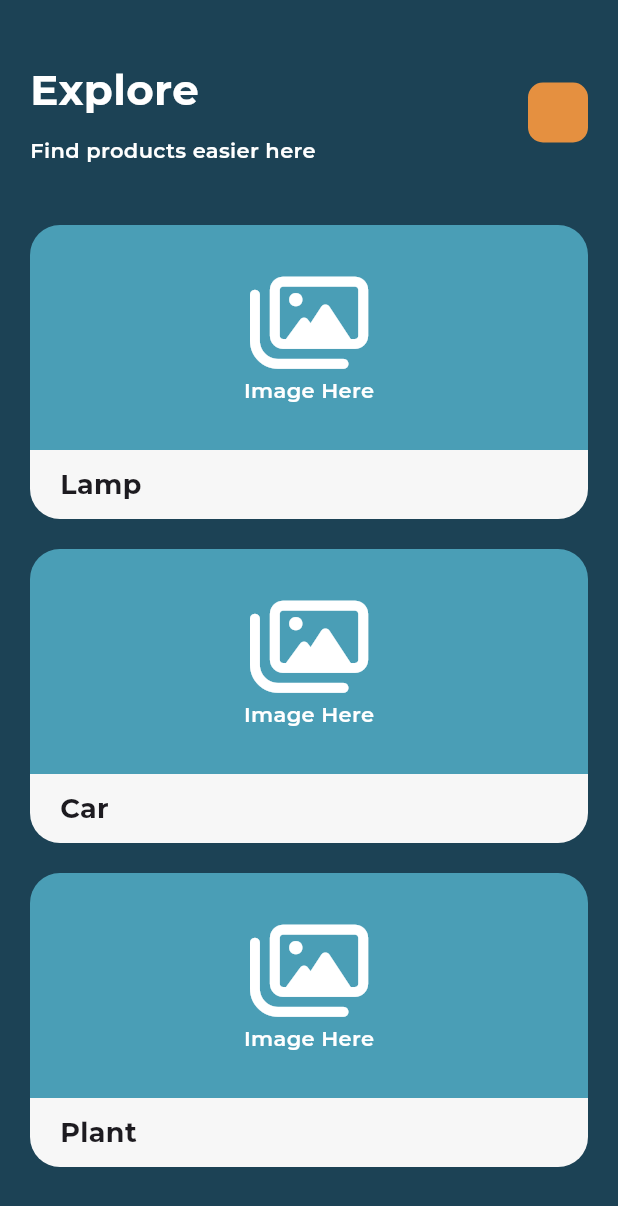
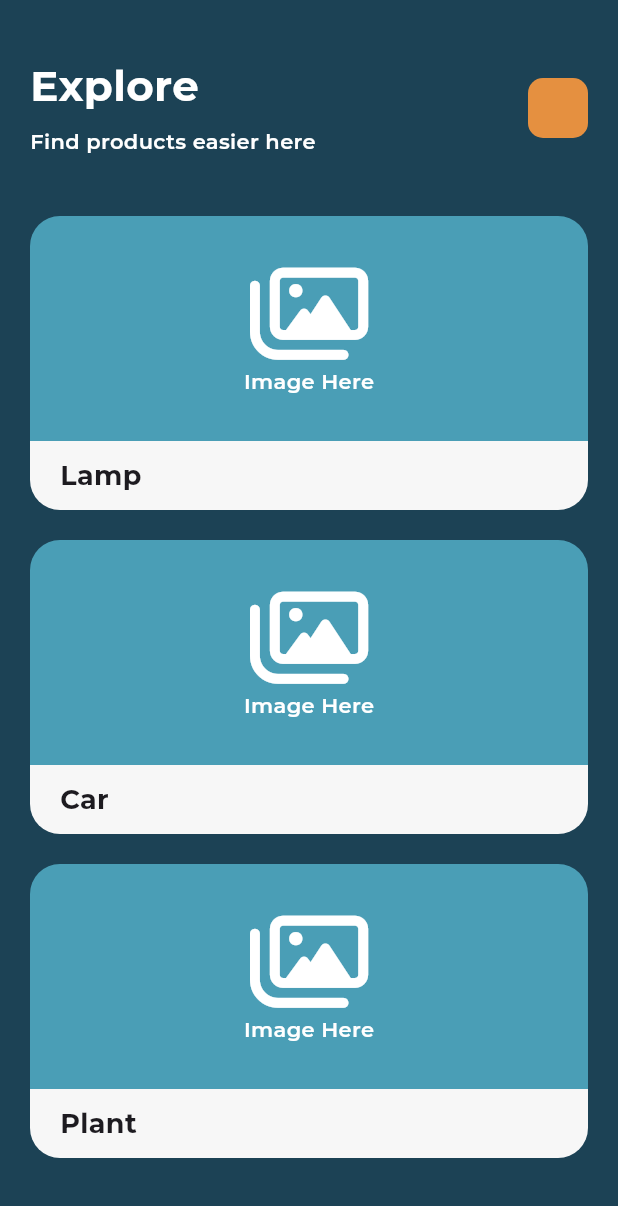
Before and after one commit to JIKEY002/Flutter-bai-tap-buoi_18, a Flutter app: the Layout2WidgetExplore widget shown alone on an empty page, opened directly, on a phone screen of 412 x 824 dp. Shown: the top 1206 px of the screen. Run offline on Flutter 3.47's test engine with Material 3 defaults, Android fonts, the phone set to English and light mode, and no system bars; our stand-ins replace font_awesome_flutter.

Commit message:
Update main widget to use LayoutWidgetStarted and adjust Layout2WidgetExplore text height

```diff
--- a/lib/component_2.dart
+++ b/lib/component_2.dart
@@ -31,6 +31,7 @@ class Layout2WidgetExplore extends StatelessWidget {
                                 color: Colors.white,
                                 fontSize: 28,
                                 fontWeight: FontWeight.bold,
+                                height: 0,
                               ),
                             ),
                             SizedBox(height: 10),
@@ -545,6 +546,5 @@ class CardBestSell extends StatelessWidget {
         ),
       ],
     );
-    ;
   }
 }
--- a/lib/main.dart
+++ b/lib/main.dart
@@ -6,7 +6,7 @@ void main() {
   runApp(
     MaterialApp(
       debugShowCheckedModeBanner: false,
-      home: Scaffold(body: SafeArea(child: Layout2WidgetHome())),
+      home: Scaffold(body: SafeArea(child: LayoutWidgetStarted())),
     ),
   );
 }
```
